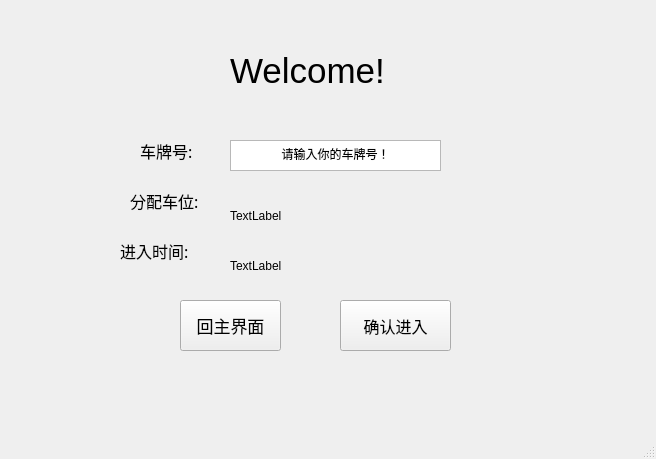
First picture: the form in in.ui, repository Tairy/parking, before the edit.
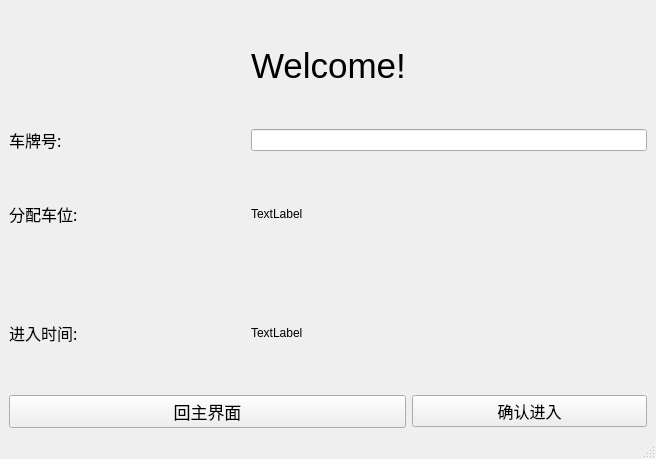
Second picture: the form after the edit.

```diff
--- a/in.ui
+++ b/in.ui
@@ -14,33 +14,11 @@
    <string>MainWindow</string>
   </property>
   <widget class="QWidget" name="centralwidget">
-   <widget class="QLabel" name="label">
-    <property name="geometry">
-     <rect>
-      <x>230</x>
-      <y>40</y>
-      <width>181</width>
-      <height>61</height>
-     </rect>
-    </property>
-    <property name="font">
-     <font>
-      <pointsize>26</pointsize>
-     </font>
-    </property>
-    <property name="text">
-     <string>Welcome!</string>
-    </property>
-   </widget>
+   <layout class="QVBoxLayout" name="verticalLayout">
+    <item>
+     <layout class="QGridLayout" name="gridLayout">
+      <item row="1" column="0">
    <widget class="QLabel" name="label_3">
-    <property name="geometry">
-     <rect>
-      <x>140</x>
-      <y>140</y>
-      <width>71</width>
-      <height>21</height>
-     </rect>
-    </property>
     <property name="font">
      <font>
       <family>Droid Sans Fallback</family>
@@ -51,32 +29,9 @@
      <string>车牌号:</string>
     </property>
    </widget>
-   <widget class="QTextEdit" name="car_num">
-    <property name="geometry">
-     <rect>
-      <x>230</x>
-      <y>140</y>
-      <width>211</width>
-      <height>31</height>
-     </rect>
-    </property>
-    <property name="html">
-     <string>&lt;!DOCTYPE HTML PUBLIC &quot;-//W3C//DTD HTML 4.0//EN&quot; &quot;http://www.w3.org/TR/REC-html40/strict.dtd&quot;&gt;
-&lt;html&gt;&lt;head&gt;&lt;meta name=&quot;qrichtext&quot; content=&quot;1&quot; /&gt;&lt;style type=&quot;text/css&quot;&gt;
-p, li { white-space: pre-wrap; }
-&lt;/style&gt;&lt;/head&gt;&lt;body style=&quot; font-family:'Sans Serif'; font-size:9pt; font-weight:400; font-style:normal;&quot;&gt;
-&lt;p align=&quot;center&quot; style=&quot; margin-top:0px; margin-bottom:0px; margin-left:0px; margin-right:0px; -qt-block-indent:0; text-indent:0px;&quot;&gt;请输入你的车牌号！&lt;/p&gt;&lt;/body&gt;&lt;/html&gt;</string>
-    </property>
-   </widget>
+      </item>
+      <item row="2" column="0">
    <widget class="QLabel" name="label_4">
-    <property name="geometry">
-     <rect>
-      <x>130</x>
-      <y>190</y>
-      <width>71</width>
-      <height>21</height>
-     </rect>
-    </property>
     <property name="font">
      <font>
       <family>Droid Sans Fallback</family>
@@ -87,15 +42,16 @@
      <string>分配车位:</string>
     </property>
    </widget>
+      </item>
+      <item row="2" column="1" colspan="2">
+       <widget class="QLabel" name="pos">
+        <property name="text">
+         <string>TextLabel</string>
+        </property>
+       </widget>
+      </item>
+      <item row="3" column="0">
    <widget class="QLabel" name="label_5">
-    <property name="geometry">
-     <rect>
-      <x>120</x>
-      <y>240</y>
-      <width>71</width>
-      <height>21</height>
-     </rect>
-    </property>
     <property name="font">
      <font>
       <family>Droid Sans Fallback</family>
@@ -106,33 +62,16 @@
      <string>进入时间:</string>
     </property>
    </widget>
-   <widget class="QPushButton" name="enter">
-    <property name="geometry">
-     <rect>
-      <x>340</x>
-      <y>300</y>
-      <width>111</width>
-      <height>51</height>
-     </rect>
-    </property>
-    <property name="font">
-     <font>
-      <pointsize>12</pointsize>
-     </font>
-    </property>
+      </item>
+      <item row="3" column="1" colspan="2">
+       <widget class="QLabel" name="in_time">
     <property name="text">
-     <string>确认进入</string>
-    </property>
-   </widget>
+         <string>TextLabel</string>
+        </property>
+       </widget>
+      </item>
+      <item row="4" column="0" colspan="2">
    <widget class="QPushButton" name="back">
-    <property name="geometry">
-     <rect>
-      <x>180</x>
-      <y>300</y>
-      <width>101</width>
-      <height>51</height>
-     </rect>
-    </property>
     <property name="font">
      <font>
       <pointsize>13</pointsize>
@@ -142,32 +81,63 @@
      <string>回主界面</string>
     </property>
    </widget>
-   <widget class="QLabel" name="in_time">
-    <property name="geometry">
-     <rect>
-      <x>230</x>
-      <y>250</y>
-      <width>211</width>
-      <height>31</height>
-     </rect>
+      </item>
+      <item row="4" column="2">
+       <widget class="QPushButton" name="enter">
+        <property name="font">
+         <font>
+          <pointsize>12</pointsize>
+         </font>
     </property>
     <property name="text">
-     <string>TextLabel</string>
-    </property>
-   </widget>
-   <widget class="QLabel" name="pos">
-    <property name="geometry">
-     <rect>
-      <x>230</x>
-      <y>200</y>
-      <width>211</width>
-      <height>31</height>
-     </rect>
-    </property>
+         <string>确认进入</string>
+        </property>
+       </widget>
+      </item>
+      <item row="1" column="1" colspan="2">
+       <widget class="QLineEdit" name="car_num"/>
+      </item>
+      <item row="0" column="0">
+       <spacer name="horizontalSpacer">
+        <property name="orientation">
+         <enum>Qt::Horizontal</enum>
+        </property>
+        <property name="sizeHint" stdset="0">
+         <size>
+          <width>40</width>
+          <height>20</height>
+         </size>
+        </property>
+       </spacer>
+      </item>
+      <item row="0" column="1">
+       <widget class="QLabel" name="label">
+        <property name="font">
+         <font>
+          <pointsize>26</pointsize>
+         </font>
+        </property>
     <property name="text">
-     <string>TextLabel</string>
-    </property>
-   </widget>
+         <string>Welcome!</string>
+        </property>
+       </widget>
+      </item>
+      <item row="0" column="2">
+       <spacer name="horizontalSpacer_2">
+        <property name="orientation">
+         <enum>Qt::Horizontal</enum>
+        </property>
+        <property name="sizeHint" stdset="0">
+         <size>
+          <width>40</width>
+          <height>20</height>
+         </size>
+        </property>
+       </spacer>
+      </item>
+     </layout>
+    </item>
+   </layout>
   </widget>
   <widget class="QStatusBar" name="statusbar"/>
  </widget>
```
Lines whose indentation alone changed are shown as unchanged.
